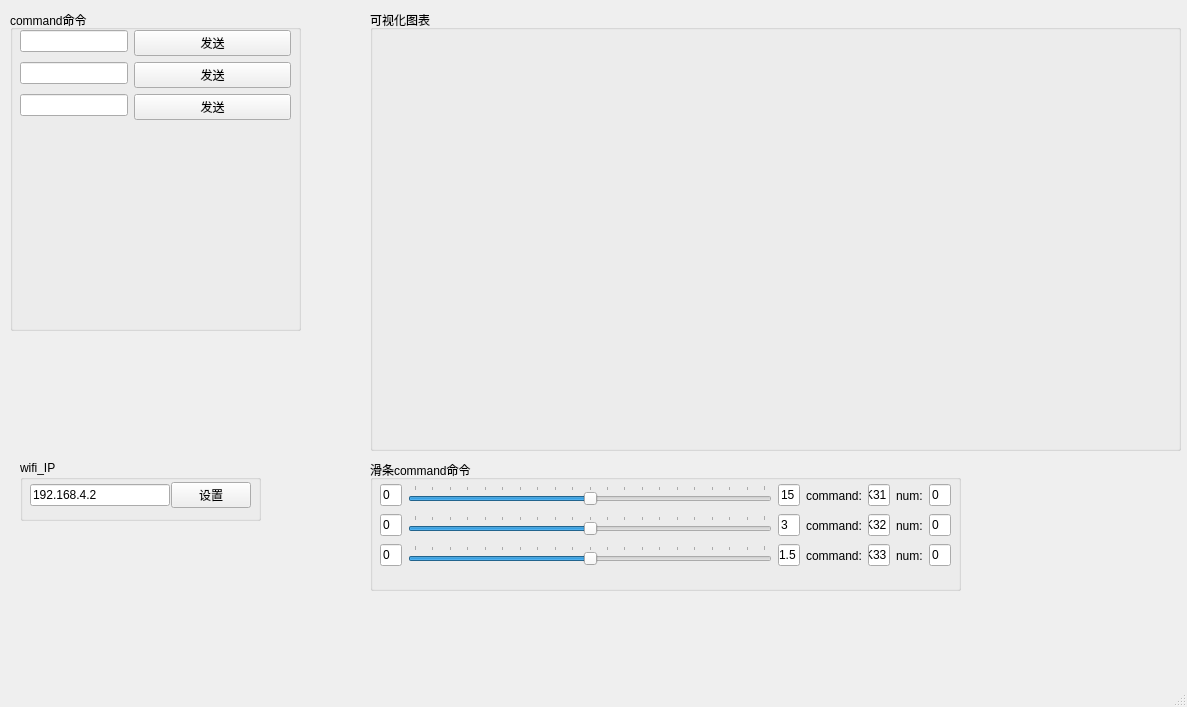
The window that python_gui/gui/main_ui.ui (liyunyi1936/foc) describes before a commit, drawn with Qt 5.
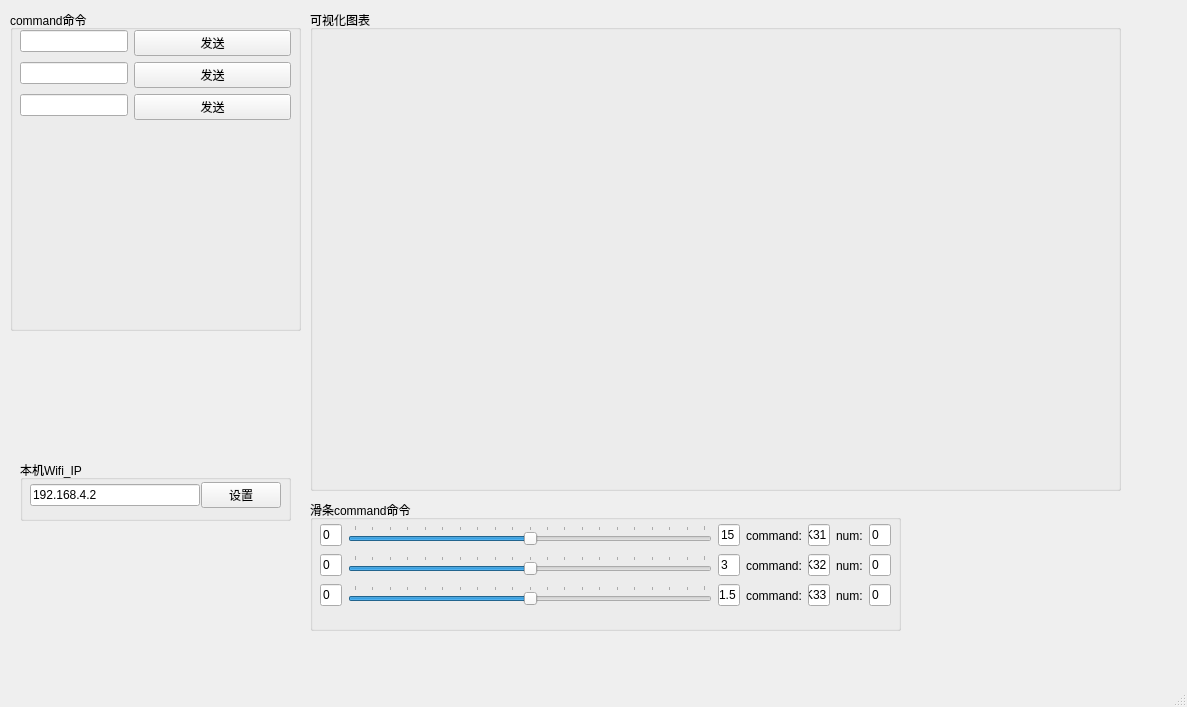
The same window after the commit.

The edit to the form file:
```diff
--- a/python_gui/gui/main_ui.ui
+++ b/python_gui/gui/main_ui.ui
@@ -19,19 +19,19 @@
      <rect>
       <x>20</x>
       <y>460</y>
-      <width>241</width>
+      <width>271</width>
       <height>61</height>
      </rect>
     </property>
     <property name="title">
-     <string>wifi_IP</string>
+     <string>本机Wifi_IP</string>
     </property>
     <widget class="QWidget" name="horizontalLayoutWidget">
      <property name="geometry">
       <rect>
        <x>10</x>
        <y>20</y>
-       <width>221</width>
+       <width>251</width>
        <height>31</height>
       </rect>
      </property>
@@ -59,10 +59,10 @@
    <widget class="QGroupBox" name="groupBox_2">
     <property name="geometry">
      <rect>
-      <x>370</x>
+      <x>310</x>
       <y>10</y>
       <width>811</width>
-      <height>441</height>
+      <height>481</height>
      </rect>
     </property>
     <property name="title">
@@ -72,9 +72,9 @@
      <property name="geometry">
       <rect>
        <x>10</x>
-       <y>20</y>
+       <y>50</y>
        <width>791</width>
-       <height>361</height>
+       <height>371</height>
       </rect>
      </property>
      <layout class="QGridLayout" name="gridLayout"/>
@@ -83,13 +83,24 @@
      <property name="geometry">
       <rect>
        <x>10</x>
-       <y>380</y>
+       <y>420</y>
        <width>791</width>
        <height>51</height>
       </rect>
      </property>
      <layout class="QHBoxLayout" name="tool_layout"/>
     </widget>
+    <widget class="QWidget" name="horizontalLayoutWidget_6">
+     <property name="geometry">
+      <rect>
+       <x>10</x>
+       <y>20</y>
+       <width>791</width>
+       <height>31</height>
+      </rect>
+     </property>
+     <layout class="QHBoxLayout" name="tool_layout_2"/>
+    </widget>
    </widget>
    <widget class="QGroupBox" name="groupBox_3">
     <property name="geometry">
@@ -149,8 +160,8 @@
    <widget class="QGroupBox" name="groupBox_4">
     <property name="geometry">
      <rect>
-      <x>370</x>
-      <y>460</y>
+      <x>310</x>
+      <y>500</y>
       <width>591</width>
       <height>131</height>
      </rect>
```
